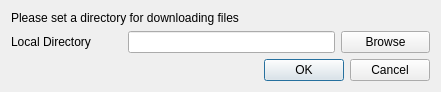
Above: settingsdialog.ui from tranter/qt-google-drive before the change. Below: the same form after it.
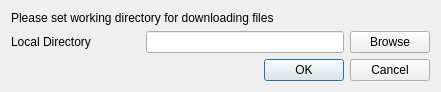
That is the form after the change.

What changed in the file:
```diff
--- a/settingsdialog.ui
+++ b/settingsdialog.ui
@@ -57,7 +57,7 @@
       <locale language="English" country="UnitedStates"/>
      </property>
      <property name="text">
-      <string>Please set a directory for downloading files</string>
+      <string>Please set working directory for downloading files</string>
      </property>
     </widget>
    </item>
```
